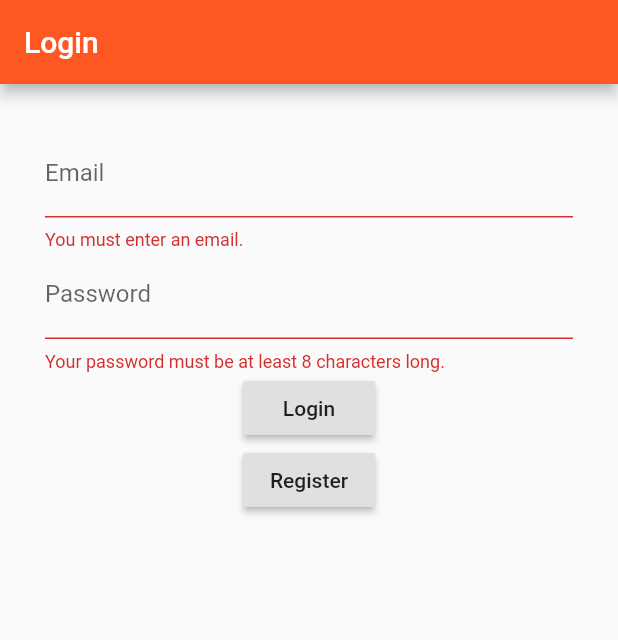
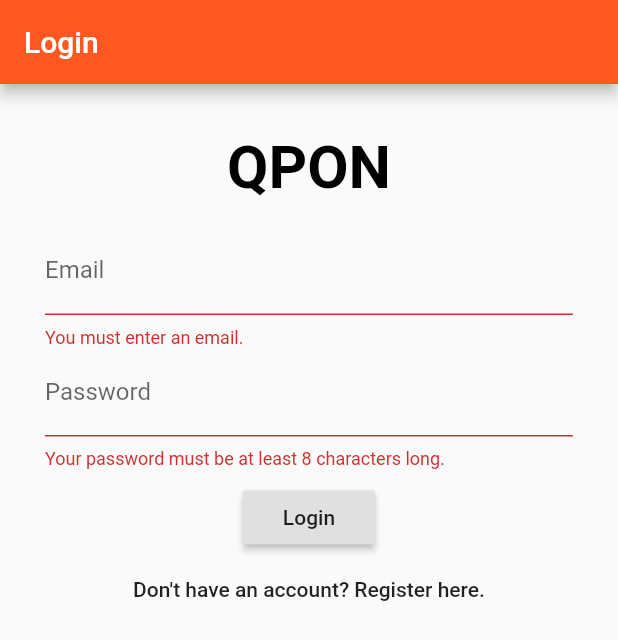
Before and after one commit to isaix/qpon, a Flutter app: the screen it shows after launch, after a tap on "Login", on a phone screen of 412 x 824 dp. Shown: the top 640 px of the screen. Run offline on Flutter 3.47's test engine with Material 2 defaults, Android fonts, the phone set to English and light mode, and no system bars; our stand-ins replace firebase_auth, firebase_crashlytics; missing offline and left inert: barcode_scan; accounts and stored records are empty.

Commit message:
lavet videre på login

```diff
--- a/lib/Login/LoginPage.dart
+++ b/lib/Login/LoginPage.dart
@@ -3,77 +3,164 @@ import 'package:Qpon/Login/RegisterPage.dart';
 import 'package:flutter/material.dart';
 import 'package:firebase_auth/firebase_auth.dart';
 
-class LoginPage extends StatefulWidget{
+class LoginPage extends StatefulWidget {
   @override
   LoginPageState createState() => LoginPageState();
 }
 
-class LoginPageState extends State<LoginPage>{
+class LoginPageState extends State<LoginPage> {
   final GlobalKey<FormState> _formKey = GlobalKey<FormState>();
-  String _email, _password;
+  String _email, _password, _errorMessage;
 
   @override
-  Widget build(BuildContext context){
+  Widget build(BuildContext context) {
     return Scaffold(
       appBar: AppBar(
         title: Text('Login'),
       ),
       body: Form(
         key: _formKey,
-        child: Padding(
-          padding: EdgeInsets.only(left: 30.0, right: 30.0, top: 30),
+        child: ListView(
+          children: <Widget>[
+            showAlert(),
+            Padding(
+                padding: EdgeInsets.only(top: 32, bottom: 16),
+                child: Center(
+                  child: Text(
+                    'QPON',
+                    style: TextStyle(
+                      color: Colors.black,
+                      fontWeight: FontWeight.bold,
+                      fontSize: 40.0,
+                    ),
+                  ),
+                )),
+            Padding(
+              padding: EdgeInsets.only(left: 30, right: 30),
               child: Column(
                 children: <Widget>[
                   TextFormField(
-              validator: (input){
-                if(input.isEmpty){
+                    validator: (input) {
+                      if (input.isEmpty) {
                         return 'You must enter an email.';
                       }
                       return null;
                     },
                     onSaved: (input) => _email = input,
-              decoration: InputDecoration(
-                labelText: 'Email'
-              ),
+                    decoration: InputDecoration(labelText: 'Email'),
                   ),
                   TextFormField(
-              validator: (input){
-                if(input.length < 8){
+                    validator: (input) {
+                      if (input.length < 8) {
                         return 'Your password must be at least 8 characters long.';
                       }
                       return null;
                     },
                     onSaved: (input) => _password = input,
-              decoration: InputDecoration(
-                labelText: 'Password'),
+                    decoration: InputDecoration(labelText: 'Password'),
                     obscureText: true,
                   ),
-            RaisedButton(
+                  Padding(
+                    padding: EdgeInsets.only(top: 8.0),
+                    child: RaisedButton(
                       onPressed: login,
                       child: Text('Login'),
                     ),
-            RaisedButton(
-              onPressed: (){
-                Navigator.push(context, MaterialPageRoute<void>(builder: (context) => RegisterPage()));
+                  ),
+                  MaterialButton(
+                    onPressed: () {
+                      Navigator.push(
+                          context,
+                          MaterialPageRoute<void>(
+                              builder: (context) => RegisterPage()));
                     },
-              child: Text('Register'),
+                    child: Text('Don\'t have an account? Register here.'),
                   ),
                 ],
               ),
+            )
+          ],
         ),
       ),
     );
   }
 
-  Future<void> login() async{
+  Widget showAlert() {
+    if (_errorMessage != null) {
+      return Container(
+        color: Colors.yellow,
+        width: double.infinity,
+        padding: EdgeInsets.all(8.0),
+        child: Row(
+          children: <Widget>[
+            Padding(
+              padding: EdgeInsets.only(right: 8.0),
+              child: Icon(Icons.error_outline),
+            ),
+            Expanded(child: Text(_errorMessage)),
+            Padding(
+              padding: EdgeInsets.only(left: 8.0),
+              child: IconButton(
+                icon: Icon(Icons.close),
+                onPressed: () {
+                  setState(() {
+                    _errorMessage = null;
+                  });
+                },
+              ),
+            )
+          ],
+        ),
+      );
+    }
+    return SizedBox(
+      height: 0,
+    );
+  }
+
+  void _onLoading() {
+    showDialog(
+        context: context,
+        barrierDismissible: false,
+        builder: (BuildContext context) {
+          return Dialog(
+              child: Padding(
+            padding: EdgeInsets.all(15.0),
+            child: new Row(
+              mainAxisSize: MainAxisSize.min,
+              children: <Widget>[
+                Padding(
+                  padding: EdgeInsets.only(right: 16.0),
+                  child: new CircularProgressIndicator(),
+                ),
+                new Text("Loading"),
+              ],
+            ),
+          ));
+        });
+  }
+
+  Future<void> login() async {
     final formState = _formKey.currentState;
-    if(formState.validate()){
+
+    if (formState.validate()) {
       formState.save();
-      try{
-        AuthResult result = await FirebaseAuth.instance.signInWithEmailAndPassword(email: _email, password: _password);
+      _onLoading();
+      try {
+        AuthResult result = await FirebaseAuth.instance
+            .signInWithEmailAndPassword(email: _email, password: _password);
         FirebaseUser user = result.user;
-        Navigator.push(context, MaterialPageRoute<void>(builder: (context) => NavBar()));
-      }catch(e){
+
+        Navigator.pop(context); //pop loading dialog
+        //Navigator.push(context, MaterialPageRoute<void>(builder: (context) => NavBar()));
+        Navigator.pushReplacement(
+            context, MaterialPageRoute<void>(builder: (context) => NavBar()));
+      } catch (e) {
+        setState(() {
+          _errorMessage = e.message;
+        });
+
+        Navigator.pop(context); //pop loading dialog
         print(e.message);
       }
     }
--- a/pubspec.yaml
+++ b/pubspec.yaml
@@ -30,6 +30,7 @@ dev_dependencies:
     sdk: flutter
   firebase_auth: ^0.14.0+8
   firebase_crashlytics: ^0.1.1+2
+  flutter_spinkit: "^4.0.0"
 
 
 # For information on the generic Dart part of this file, see the
```
Also changed, not shown: lib/Views/Scanner.dart (+16 -3 lines), pubspec.lock, 1 other file. Lines whose indentation alone changed are shown as unchanged.
